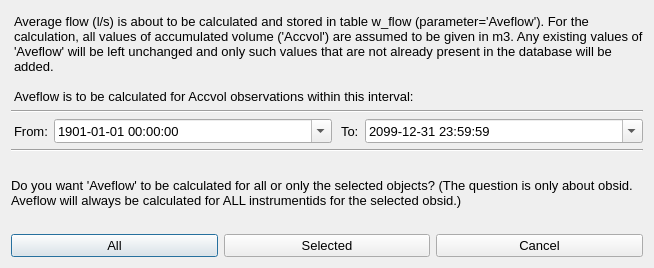
jkall/qgis-midvatten-plugin, file ui/calc_aveflow_dialog.ui: the form before one commit.
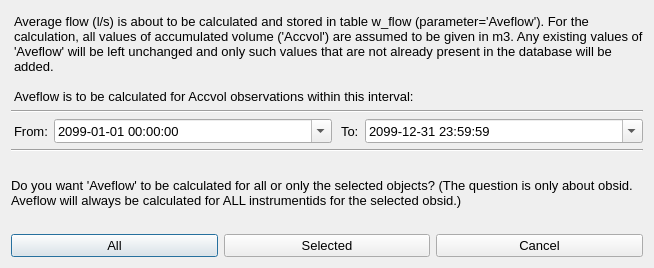
The form after the commit.

Commit message: changed default dates 2 avoid mistakes when editing water levels and flow, also removed unused ui-py-files 	modified:   ../metadata.txt 	modified:   ../midvsettingsdialog.py 	deleted:    calc_aveflow_dialog.py 	modified:   calc_aveflow_dialog.ui 	deleted:    calc_lvl_dialog.py 	modified:   calc_lvl_dialog.ui 	deleted:    calibr_logger_dialog.py

```diff
--- a/ui/calc_aveflow_dialog.ui
+++ b/ui/calc_aveflow_dialog.ui
@@ -176,11 +176,18 @@
            <hour>0</hour>
            <minute>0</minute>
            <second>0</second>
-           <year>1901</year>
+           <year>2099</year>
            <month>1</month>
            <day>1</day>
           </datetime>
          </property>
+         <property name="date">
+          <date>
+           <year>2099</year>
+           <month>1</month>
+           <day>1</day>
+          </date>
+         </property>
          <property name="displayFormat">
           <string>yyyy-MM-dd HH:mm:ss</string>
          </property>
```
The commit also changes 6 other files.
